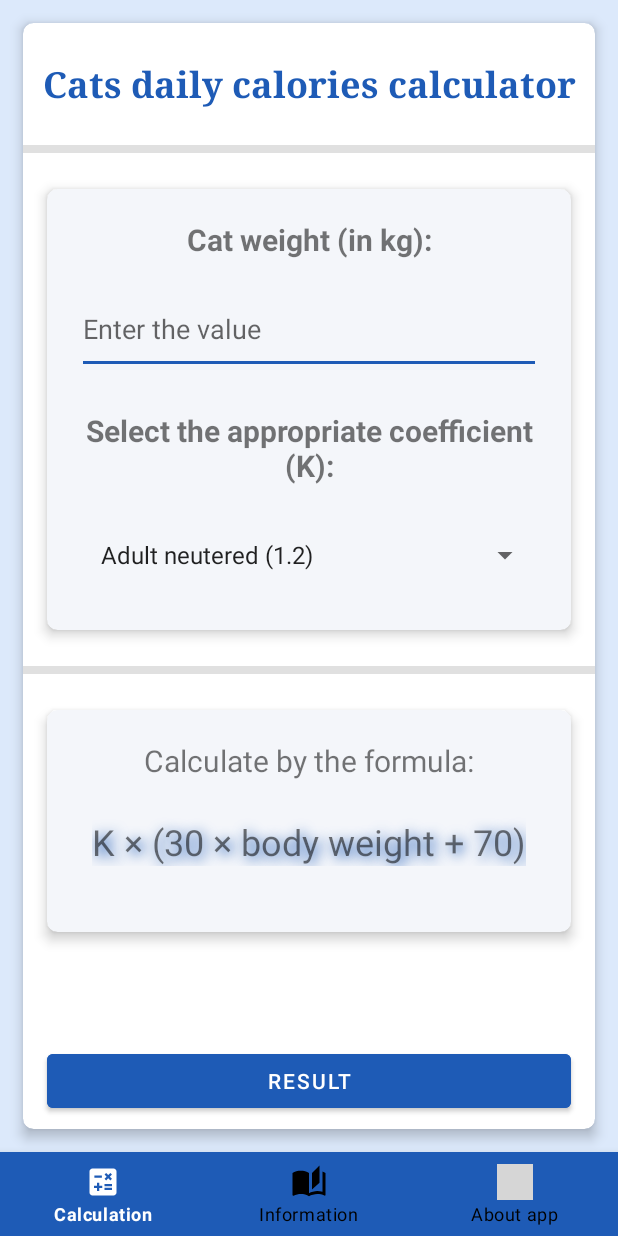
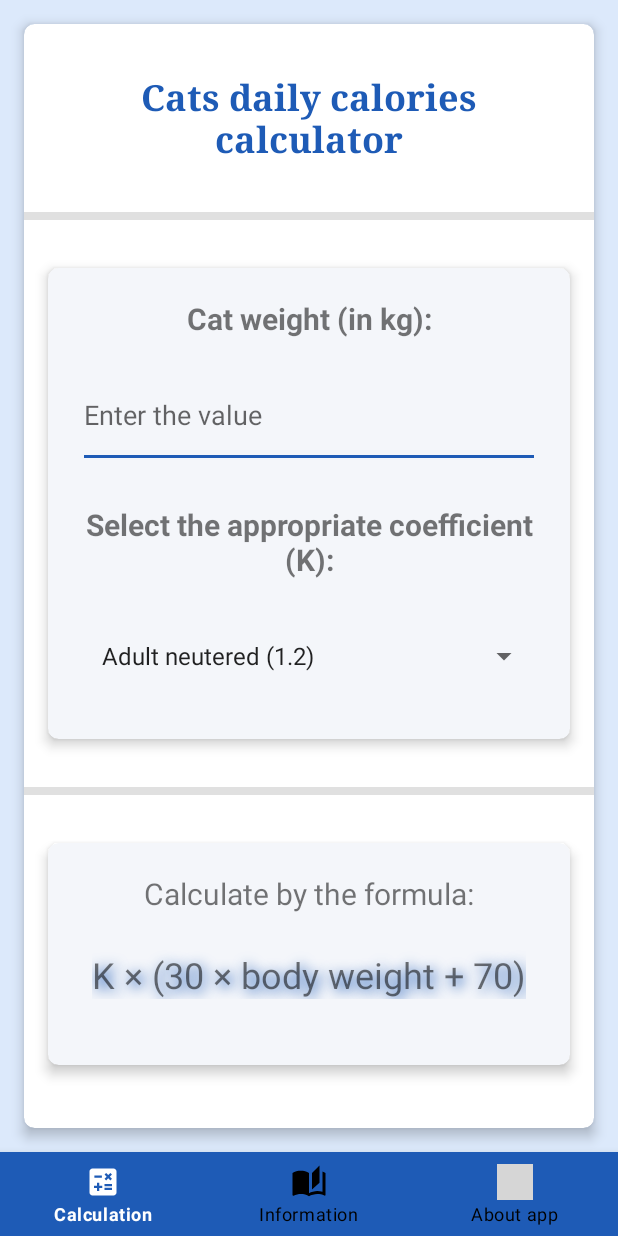
Before and after one commit to WiQuert/Cat-Calories, an Android app: the screen it shows after launch (MainActivity), on a phone screen of 412 x 824 dp. Run offline under Robolectric (Android 15) with nearby library versions, the phone set to English and light mode, and no system bars; grey boxes are pictures that could not be loaded.

Commit message:
Fixed layout

```diff
--- a/app/src/main/res/layout/fragment_about.xml
+++ b/app/src/main/res/layout/fragment_about.xml
@@ -4,34 +4,30 @@
     xmlns:tools="http://schemas.android.com/tools"
     android:layout_width="match_parent"
     android:layout_height="match_parent"
+    android:background="@color/background_color"
     tools:context=".fragments.AboutFragment">
 
-    <androidx.constraintlayout.widget.ConstraintLayout
+    <androidx.cardview.widget.CardView
         android:layout_width="match_parent"
         android:layout_height="match_parent"
-        android:background="@color/background_color">
+        android:layout_margin="15dp"
+        app:cardCornerRadius="7dp"
+        app:cardElevation="5dp">
 
-        <androidx.cardview.widget.CardView
-            android:layout_width="0dp"
-            android:layout_height="0dp"
-            android:layout_margin="15dp"
-            app:cardCornerRadius="7dp"
-            app:cardElevation="5dp"
-            app:layout_constraintBottom_toBottomOf="parent"
-            app:layout_constraintEnd_toEndOf="parent"
-            app:layout_constraintStart_toStartOf="parent"
-            app:layout_constraintTop_toTopOf="parent">
+        <ScrollView
+            android:layout_width="match_parent"
+            android:layout_height="match_parent">
 
             <androidx.constraintlayout.widget.ConstraintLayout
                 android:layout_width="match_parent"
-                android:layout_height="match_parent">
+                android:layout_height="wrap_content">
 
                 <androidx.cardview.widget.CardView
                     android:id="@+id/cardView3"
                     android:layout_width="match_parent"
                     android:layout_height="wrap_content"
                     android:layout_marginStart="16dp"
-                    android:layout_marginTop="130dp"
+                    android:layout_marginTop="120dp"
                     android:layout_marginEnd="16dp"
                     app:cardBackgroundColor="@color/cardview_color"
                     app:cardCornerRadius="7dp"
@@ -52,6 +48,7 @@
                             android:id="@+id/tvAppName"
                             android:layout_width="wrap_content"
                             android:layout_height="wrap_content"
+                            android:gravity="center"
                             android:text="AppName"
                             android:textColor="@color/bottom_menu"
                             android:textSize="38sp"
@@ -62,6 +59,7 @@
                             android:layout_width="wrap_content"
                             android:layout_height="wrap_content"
                             android:layout_marginTop="45dp"
+                            android:gravity="center"
                             android:text="Author"
                             android:textSize="24sp" />
                     </LinearLayout>
@@ -87,13 +85,13 @@
                     android:text="VersionApp"
                     android:textSize="24sp"
                     android:textStyle="bold"
-                    app:layout_constraintBottom_toBottomOf="parent"
                     app:layout_constraintEnd_toEndOf="parent"
                     app:layout_constraintStart_toStartOf="parent"
                     app:layout_constraintTop_toBottomOf="@+id/imAnimation" />
 
             </androidx.constraintlayout.widget.ConstraintLayout>
+        </ScrollView>
 
-        </androidx.cardview.widget.CardView>
-    </androidx.constraintlayout.widget.ConstraintLayout>
+    </androidx.cardview.widget.CardView>
+
 </FrameLayout>
--- a/app/src/main/res/layout/fragment_calc.xml
+++ b/app/src/main/res/layout/fragment_calc.xml
@@ -7,30 +7,28 @@
     android:background="@color/background_color"
     tools:context=".fragments.CalcFragment">
 
-    <androidx.constraintlayout.widget.ConstraintLayout
+    <androidx.cardview.widget.CardView
         android:layout_width="match_parent"
-        android:layout_height="match_parent">
+        android:layout_height="match_parent"
+        android:layout_margin="16dp"
+        app:cardCornerRadius="7dp"
+        app:cardElevation="5dp">
 
-        <androidx.cardview.widget.CardView
-            android:layout_width="0dp"
-            android:layout_height="0dp"
-            android:layout_margin="15dp"
-            app:cardCornerRadius="7dp"
-            app:cardElevation="5dp"
-            app:layout_constraintBottom_toBottomOf="parent"
-            app:layout_constraintEnd_toEndOf="parent"
-            app:layout_constraintStart_toStartOf="parent"
-            app:layout_constraintTop_toTopOf="parent">
+        <ScrollView
+            android:layout_width="match_parent"
+            android:layout_height="match_parent">
 
             <androidx.constraintlayout.widget.ConstraintLayout
                 android:layout_width="match_parent"
-                android:layout_height="match_parent">
+                android:layout_height="wrap_content">
 
                 <TextView
                     android:id="@+id/textView"
-                    android:layout_width="wrap_content"
+                    android:layout_width="match_parent"
                     android:layout_height="wrap_content"
-                    android:layout_marginTop="24dp"
+                    android:layout_marginStart="16dp"
+                    android:layout_marginTop="32dp"
+                    android:layout_marginEnd="16dp"
                     android:fontFamily="serif"
                     android:foregroundGravity="center"
                     android:gravity="center"
@@ -44,9 +42,9 @@
 
                 <View
                     android:id="@+id/divider"
-                    android:layout_width="0dp"
+                    android:layout_width="match_parent"
                     android:layout_height="5dp"
-                    android:layout_marginTop="24dp"
+                    android:layout_marginTop="32dp"
                     android:background="?android:attr/listDivider"
                     app:layout_constraintEnd_toEndOf="parent"
                     app:layout_constraintStart_toStartOf="parent"
@@ -54,10 +52,10 @@
 
                 <androidx.cardview.widget.CardView
                     android:id="@+id/cardView"
-                    android:layout_width="0dp"
+                    android:layout_width="match_parent"
                     android:layout_height="wrap_content"
                     android:layout_marginStart="16dp"
-                    android:layout_marginTop="24dp"
+                    android:layout_marginTop="32dp"
                     android:layout_marginEnd="16dp"
                     app:cardBackgroundColor="@color/cardview_color"
                     app:cardCornerRadius="7dp"
@@ -84,7 +82,7 @@
                         <EditText
                             android:id="@+id/edtextKilos"
                             android:layout_width="match_parent"
-                            android:layout_height="60dp"
+                            android:layout_height="70dp"
                             android:layout_marginTop="16dp"
                             android:autofillHints="decimal number"
                             android:ems="10"
@@ -105,7 +103,7 @@
                         <Spinner
                             android:id="@+id/coefSpinner"
                             android:layout_width="match_parent"
-                            android:layout_height="60dp"
+                            android:layout_height="70dp"
                             android:layout_marginTop="16dp"
                             android:gravity="center" />
 
@@ -115,9 +113,9 @@
 
                 <View
                     android:id="@+id/divider2"
-                    android:layout_width="0dp"
+                    android:layout_width="match_parent"
                     android:layout_height="5dp"
-                    android:layout_marginTop="24dp"
+                    android:layout_marginTop="32dp"
                     android:background="?android:attr/listDivider"
                     app:layout_constraintEnd_toEndOf="parent"
                     app:layout_constraintStart_toStartOf="parent"
@@ -125,14 +123,16 @@
 
                 <androidx.cardview.widget.CardView
                     android:id="@+id/cardView2"
-                    android:layout_width="0dp"
+                    android:layout_width="match_parent"
                     android:layout_height="wrap_content"
-                    android:layout_marginTop="24dp"
+                    android:layout_marginStart="16dp"
+                    android:layout_marginTop="32dp"
+                    android:layout_marginEnd="16dp"
                     app:cardBackgroundColor="@color/cardview_color"
                     app:cardCornerRadius="7dp"
                     app:cardElevation="5dp"
-                    app:layout_constraintEnd_toEndOf="@+id/cardView"
-                    app:layout_constraintStart_toStartOf="@+id/cardView"
+                    app:layout_constraintEnd_toEndOf="parent"
+                    app:layout_constraintStart_toStartOf="parent"
                     app:layout_constraintTop_toBottomOf="@+id/divider2">
 
                     <LinearLayout
@@ -164,34 +164,41 @@
                     </LinearLayout>
                 </androidx.cardview.widget.CardView>
 
+                <TextView
+                    android:id="@+id/tvResult"
+                    android:layout_width="match_parent"
+                    android:layout_height="wrap_content"
+                    android:layout_marginStart="16dp"
+                    android:layout_marginTop="52dp"
+                    android:layout_marginEnd="16dp"
+                    android:layout_marginBottom="52dp"
+                    android:fontFamily="serif"
+                    android:gravity="center"
+                    android:text="TextView"
+                    android:textSize="20sp"
+                    android:textStyle="bold|italic"
+                    android:visibility="invisible"
+                    app:layout_constraintBottom_toTopOf="@id/bResult"
+                    app:layout_constraintEnd_toEndOf="parent"
+                    app:layout_constraintHorizontal_bias="0.0"
+                    app:layout_constraintStart_toStartOf="parent"
+                    app:layout_constraintTop_toBottomOf="@+id/cardView2" />
+
                 <Button
                     android:id="@+id/bResult"
-                    android:layout_width="0dp"
+                    android:layout_width="match_parent"
                     android:layout_height="wrap_content"
+                    android:layout_marginStart="16dp"
+                    android:layout_marginEnd="16dp"
                     android:layout_marginBottom="8dp"
                     android:backgroundTint="@color/bottom_menu"
                     android:text="@string/fragment_calc_result_btn"
                     app:layout_constraintBottom_toBottomOf="parent"
-                    app:layout_constraintEnd_toEndOf="@+id/cardView2"
-                    app:layout_constraintStart_toStartOf="@+id/cardView2" />
+                    app:layout_constraintEnd_toEndOf="parent"
+                    app:layout_constraintStart_toStartOf="parent" />
+            </androidx.constraintlayout.widget.ConstraintLayout>
+        </ScrollView>
 
-                <TextView
-                    android:id="@+id/tvResult"
-                    android:layout_width="wrap_content"
-                    android:layout_height="wrap_content"
-                    android:fontFamily="serif"
-                    android:text="TextView"
-                    android:textSize="20sp"
-                    android:textStyle="bold|italic"
-                    android:visibility="invisible"
-                    app:layout_constraintBottom_toTopOf="@+id/bResult"
-                    app:layout_constraintEnd_toEndOf="@+id/cardView2"
-                    app:layout_constraintStart_toStartOf="@+id/cardView2"
-                    app:layout_constraintTop_toBottomOf="@+id/cardView2" />
+    </androidx.cardview.widget.CardView>
 
-
-            </androidx.constraintlayout.widget.ConstraintLayout>
-        </androidx.cardview.widget.CardView>
-
-    </androidx.constraintlayout.widget.ConstraintLayout>
 </FrameLayout>
```
